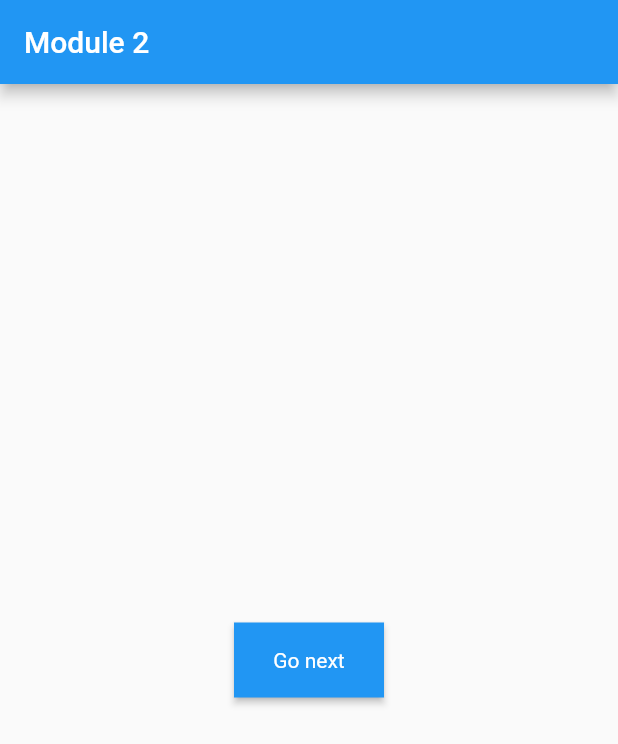
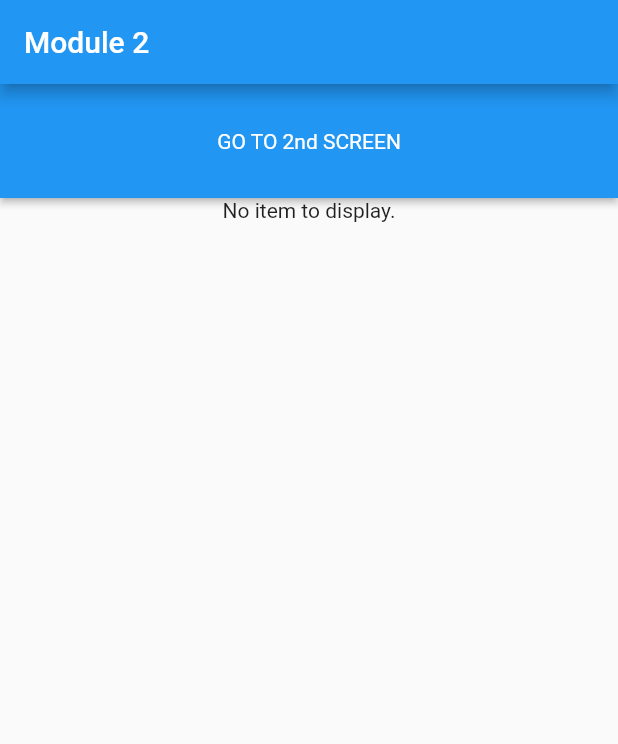
Before and after one commit to pleshkov-i-v/flutter_mentoring, a Flutter app: the screen it shows after launch, on a phone screen of 412 x 824 dp. Shown: the top 744 px of the screen. Run offline on Flutter 3.47's test engine with Material 2 defaults, Android fonts, the phone set to English and light mode, and no system bars.

Commit message:
04 networking

```diff
--- a/flutter_mentoring/lib/first_page.dart
+++ b/flutter_mentoring/lib/first_page.dart
@@ -1,10 +1,23 @@
 import 'package:flutter/material.dart';
 import 'package:fluttermentoring/second_page.dart';
+import 'todo.dart';
 
-class FirstPage extends StatelessWidget {
+class FirstPage extends StatefulWidget {
+  final String title;
+
   FirstPage({Key key, this.title}) : super(key: key);
 
-  final String title;
+  @override
+  State<StatefulWidget> createState() {
+    return _FirstPageState(title: title);
+  }
+}
+
+class _FirstPageState extends State<FirstPage> {
+  _FirstPageState({this.title});
+
+  String title;
+  ToDo selectedItem;
 
   @override
   Widget build(BuildContext context) {
@@ -14,13 +27,14 @@ class FirstPage extends StatelessWidget {
         appBar: AppBar(
           title: Text(title),
         ),
-        body: Center(
-          child: RawMaterialButton(
+        body: Column(
+          children: <Widget>[
+            RawMaterialButton(
+              padding: EdgeInsets.all(30),
               fillColor: Theme.of(context).accentColor,
               textStyle: TextStyle(color: Colors.white),
-            constraints: BoxConstraints.tightFor(width: 100, height: 50),
               child: Center(
-              child: Text("Go next"),
+                child: Text("GO TO 2nd SCREEN"),
               ),
               onPressed: () async {
                 var answer = await Navigator.push(
@@ -28,9 +42,24 @@ class FirstPage extends StatelessWidget {
                   MaterialPageRoute(
                       builder: (context) => SecondPage(title: "Second Page")),
                 );
-              _showResultDialog(context, answer);
+                setState(() {
+                  selectedItem = answer is ToDo ? answer : null;
+                });
+
               },
             ),
+            selectedItem == null
+                ? Center(
+                  child: Text('No item to display.'),
+                )
+                : ListTile(
+              title: Text(selectedItem.title),
+              trailing: Icon(
+                selectedItem.completed ? Icons.check_circle : Icons.check_circle_outline,
+                color: selectedItem.completed ? Colors.green : Colors.grey,
+              ),
+            ),
+          ],
         ),
       ),
     );
@@ -61,8 +90,7 @@ class FirstPage extends StatelessWidget {
         context: context,
         builder: (context) => SimpleDialog(
               title: Text(content),
-        )
-    );
+            ));
     return result;
   }
 }
--- /dev/null
+++ b/flutter_mentoring/lib/todo.dart
@@ -0,0 +1,14 @@
+class ToDo {
+  ToDo(this.userId, this.id, this.title, this.completed);
+
+  final int userId;
+  final int id;
+  final String title;
+  final bool completed;
+
+  ToDo.fromJson(Map<String, dynamic> json)
+      : userId = json['userId'],
+        id = json['id'],
+        title = json['title'],
+        completed = json['completed'];
+}
--- a/flutter_mentoring/pubspec.yaml
+++ b/flutter_mentoring/pubspec.yaml
@@ -20,9 +20,8 @@ dependencies:
   flutter:
     sdk: flutter
 
-  # The following adds the Cupertino Icons font to your application.
-  # Use with the CupertinoIcons class for iOS style icons.
   cupertino_icons: ^0.1.2
+  http: ^0.12.0+4
 
 dev_dependencies:
   flutter_test:
```
Also changed, not shown: flutter_mentoring/lib/data_client.dart (added, +22 -0 lines), flutter_mentoring/lib/second_page.dart (+97 -23 lines), flutter_mentoring/pubspec.lock. Lines whose indentation alone changed are shown as unchanged.
